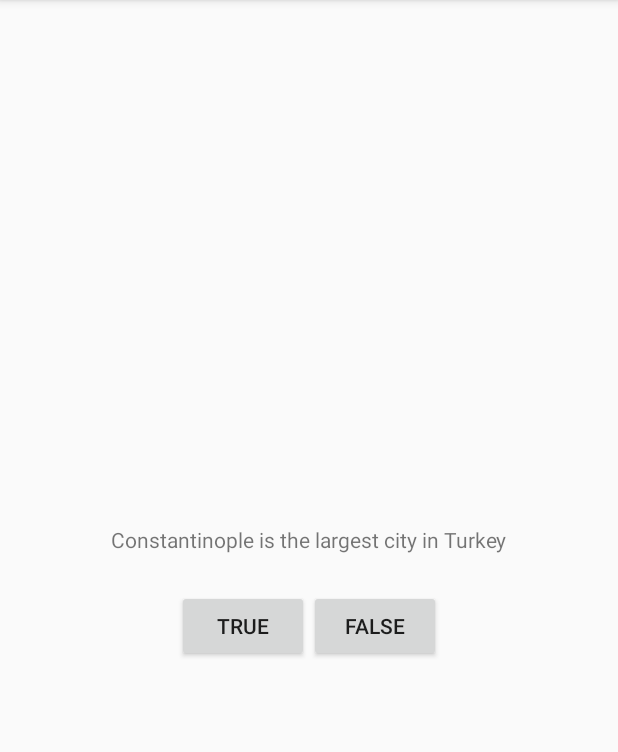
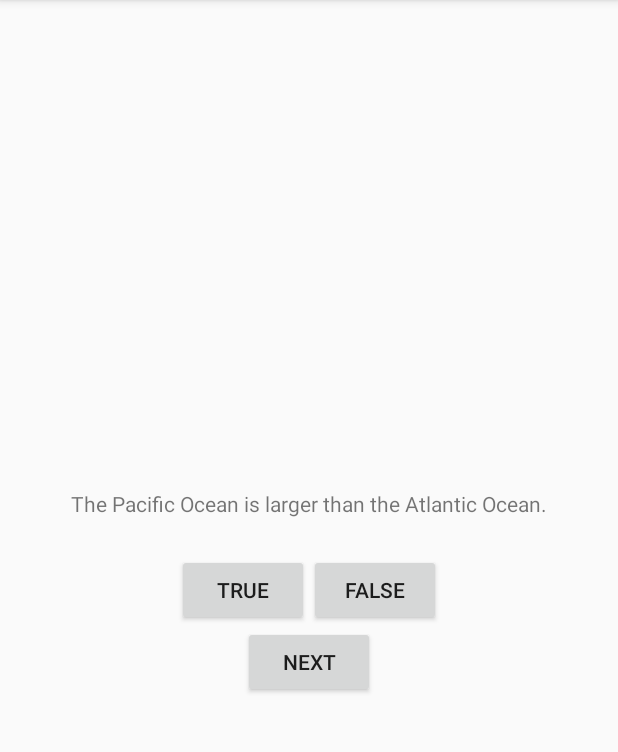
Before and after one commit to nilzyj/bignerdranchApp, an Android app: the screen it shows after launch (QuizActivity), after a tap on "TRUE", on a phone screen of 412 x 824 dp, the part 84-836 px from its top. Run offline under Robolectric (Android 15) with nearby library versions, the phone set to English and light mode, and no system bars.

Commit message:
GeoQuiz update

```diff
--- /dev/null
+++ b/GeoQuiz/app/src/main/java/com/bignerdranch/android/geoquiz/Question.java
@@ -0,0 +1,31 @@
+package com.bignerdranch.android.geoquiz;
+
+/**
+ * Created by Administrator on 2016/7/13.
+ */
+public class Question {
+    private int mTextResId;//问题文本,用于保存地理知识问题字符串的资源ID
+    private boolean mAnswerTrue;//问题答案
+
+    public int getTextResId() {
+        return mTextResId;
+    }
+
+    public void setTextResId(int textResId) {
+        mTextResId = textResId;
+    }
+
+    public boolean isAnswerTrue() {
+        return mAnswerTrue;
+    }
+
+    public void setAnswerTrue(boolean answerTrue) {
+        mAnswerTrue = answerTrue;
+    }
+
+    public Question(int textResId, boolean answerTrue){
+        mTextResId = textResId;
+        mAnswerTrue = answerTrue;
+
+    }
+}
--- a/GeoQuiz/app/src/main/java/com/bignerdranch/android/geoquiz/QuizActivity.java
+++ b/GeoQuiz/app/src/main/java/com/bignerdranch/android/geoquiz/QuizActivity.java
@@ -4,22 +4,61 @@ import android.support.v7.app.AppCompatActivity;
 import android.os.Bundle;
 import android.view.View;
 import android.widget.Button;
+import android.widget.TextView;
 import android.widget.Toast;
+
+import org.w3c.dom.Text;
 
 public class QuizActivity extends AppCompatActivity {
     private Button mTrueButton;
     private Button mFalseButton;
+    private Button mNextButton;
+    private TextView mQuestionTextView;
+
+    private Question[] mQuestionBank = new Question[]{
+            new Question(R.string.question_oceans,true),
+            new Question(R.string.question_mideast,false),
+            new Question(R.string.question_africa,false),
+            new Question(R.string.question_americas,true),
+            new Question(R.string.question_asia,true),
+    };
+
+    private int mCurrentIndex = 0;//问题序号
+
+    private void updateQuestion(){
+        int question = mQuestionBank[mCurrentIndex].getTextResId();//获取资源ID
+        mQuestionTextView.setText(question);
+    }
+
+    private void checkAnswer(boolean userPressedTrue){
+        boolean answerIsTrue = mQuestionBank[mCurrentIndex].isAnswerTrue();
+
+        int messageResId = 0;
+
+        if (userPressedTrue == answerIsTrue){
+            messageResId = R.string.correct_toast;
+        } else {
+            messageResId = R.string.incorrect_toast;
+        }
+
+        Toast.makeText(this, messageResId, Toast.LENGTH_SHORT).show();
+    }
 
     @Override
     protected void onCreate(Bundle savedInstanceState) {
         super.onCreate(savedInstanceState);
         setContentView(R.layout.activity_quiz);
 
+        mQuestionTextView = (TextView) findViewById(R.id.question_text_view);
+//        int question = mQuestionBank[mCurrentIndex].getTextResId();//获取资源ID
+//        mQuestionTextView.setText(question);
+
         mTrueButton = (Button) findViewById(R.id.true_button);
         mTrueButton.setOnClickListener(new View.OnClickListener() {
             @Override
             public void onClick(View view) {
-                Toast.makeText(QuizActivity.this, R.string.incorrect_toast, Toast.LENGTH_SHORT).show();
+//                Toast.makeText(QuizActivity.this, R.string.incorrect_toast, Toast.LENGTH_SHORT).show();
+                checkAnswer(true);
             }
         });
 
@@ -27,8 +66,21 @@ public class QuizActivity extends AppCompatActivity {
         mFalseButton.setOnClickListener(new View.OnClickListener() {
             @Override
             public void onClick(View view) {
-                Toast.makeText(QuizActivity.this, R.string.correct_toast, Toast.LENGTH_SHORT).show();
+//                Toast.makeText(QuizActivity.this, R.string.correct_toast, Toast.LENGTH_SHORT).show();
+                checkAnswer(false);
             }
         });
+
+        mNextButton = (Button) findViewById(R.id.next_button);
+        mNextButton.setOnClickListener(new View.OnClickListener() {
+            @Override
+            public void onClick(View view) {
+                mCurrentIndex = (mCurrentIndex + 1) % mQuestionBank.length;
+//                int question = mQuestionBank[mCurrentIndex].getTextResId();//获取资源ID
+//                mQuestionTextView.setText(question);
+                updateQuestion();
+            }
+        });
+        updateQuestion();
     }
 }
--- a/GeoQuiz/app/src/main/res/layout/activity_quiz.xml
+++ b/GeoQuiz/app/src/main/res/layout/activity_quiz.xml
@@ -6,10 +6,10 @@
     android:orientation="vertical">
 
     <TextView
+        android:id="@+id/question_text_view"
         android:layout_width="wrap_content"
         android:layout_height="wrap_content"
-        android:padding="24dp"
-        android:text="@string/question_text"/>
+        android:padding="24dp" />
 
     <LinearLayout
         android:layout_width="wrap_content"
@@ -30,4 +30,10 @@
 
     </LinearLayout>
 
+    <Button
+        android:id="@+id/next_button"
+        android:layout_width="wrap_content"
+        android:layout_height="wrap_content"
+        android:text="@string/next_button"/>
+
 </LinearLayout>
--- a/GeoQuiz/app/src/main/res/values/strings.xml
+++ b/GeoQuiz/app/src/main/res/values/strings.xml
@@ -1,8 +1,13 @@
 <resources>
     <string name="app_name">GeoQuiz</string>
-    <string name="question_text">Constantinople is the largest city in Turkey</string>
     <string name="true_button">TRUE</string>
     <string name="false_button">FALSE</string>
+    <string name="next_button">NEXT</string>
     <string name="correct_toast">Correct!</string>
     <string name="incorrect_toast">Incorrect!</string>
+    <string name="question_oceans">The Pacific Ocean is larger than the Atlantic Ocean.</string>
+    <string name="question_mideast">The Suez Canal connects the Red Sea and the Indian Ocean.</string>
+    <string name="question_africa">The source of the Nile River is in Egypt.</string>
+    <string name="question_americas">The Amazon River is the longest river in the Americas.</string>
+    <string name="question_asia">Lake Baikal is the world\'s oldest and deepest freshwater lake.</string>
 </resources>
```
Also changed, not shown: 1 other file.
